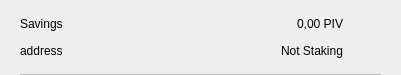
Old version of the form src/qt/dogecash/forms/csrow.ui in the repository dogecash/dogecash-old.
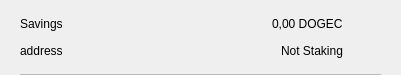
New version of the form. Icons and pictures are not drawn.

Commit message: PIV to DOGEC

```diff
--- a/src/qt/dogecash/forms/csrow.ui
+++ b/src/qt/dogecash/forms/csrow.ui
@@ -99,7 +99,7 @@
            <item>
             <widget class="QLabel" name="labelAmount">
              <property name="text">
-              <string>0,00 PIV</string>
+              <string>0,00 DOGEC</string>
              </property>
             </widget>
            </item>
```
The commit also changes 2 other files.
